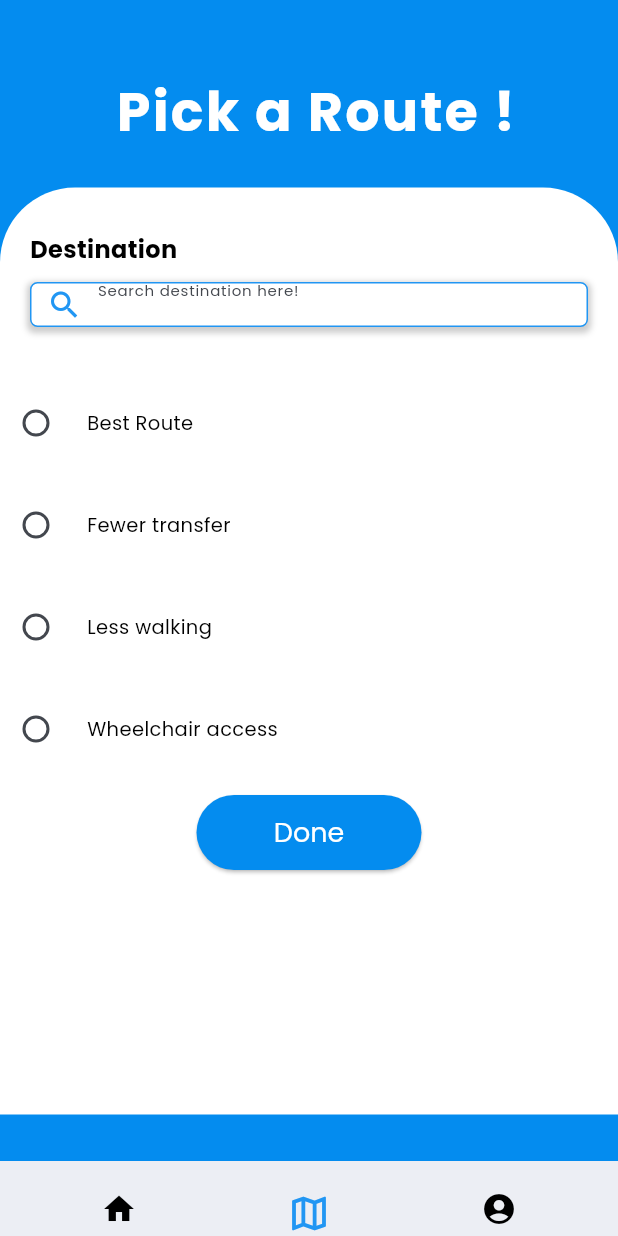
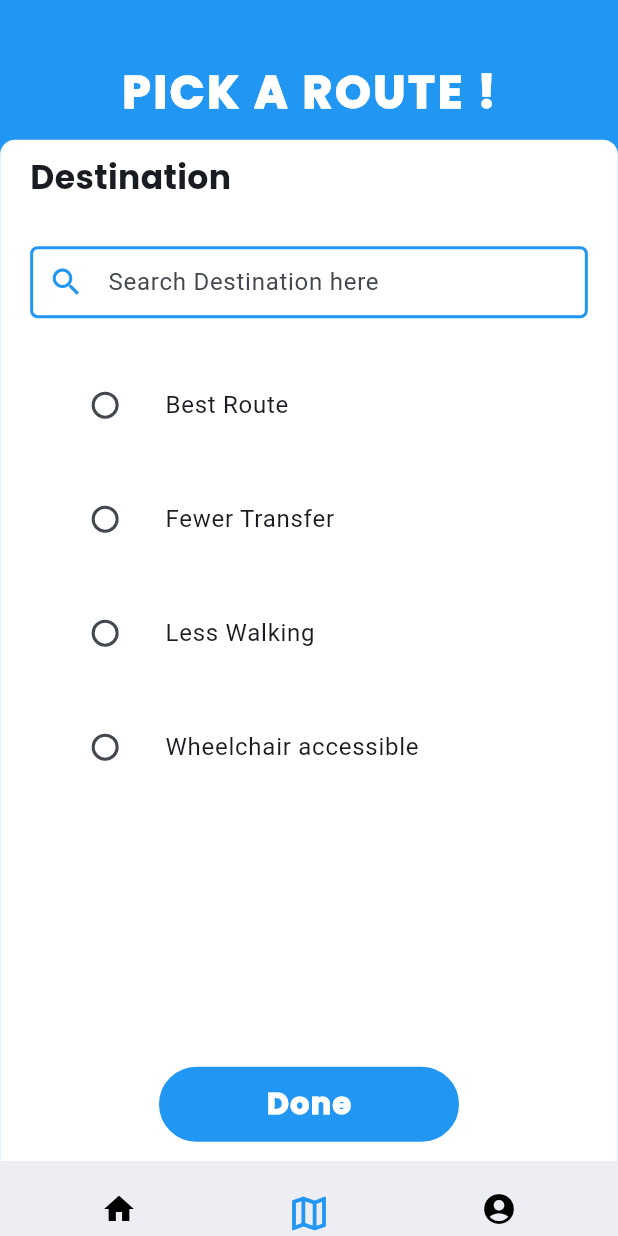
Before and after one commit to pentahead/Transwift, a Flutter app: the MyTrip screen opened by its route, on a phone screen of 412 x 824 dp. Run offline on Flutter 3.47's test engine with Material 3 defaults, Android fonts, the phone set to English and light mode, and no system bars.

Commit message:
Front End My Trip

```diff
--- a/lib/Trip/MyTrip.dart
+++ b/lib/Trip/MyTrip.dart
@@ -1,115 +1,129 @@
 import 'package:flutter/material.dart';
 import 'package:flutter/widgets.dart';
+import 'package:transwift/Trip/assets/radio_button.dart';
 import 'package:transwift/trip/Map.dart';
 import 'package:transwift/assets/NavBar.dart';
 
-class MyTrip extends StatefulWidget {
-  const MyTrip({Key? key}) : super(key: key);
-
-  @override
-  _MyTripState createState() => _MyTripState();
-}
-
-class _MyTripState extends State<MyTrip> {
-  String _searchText = '';
-  int _value = 0;
+class MyTrip extends StatelessWidget {
+  const MyTrip({super.key});
 
   @override
   Widget build(BuildContext context) {
-    final screenHeight = MediaQuery.of(context).size.height;
-
     return Scaffold(
-      body: Container(
-        color: Color.fromRGBO(4, 140, 239, 1),
+      backgroundColor: Colors.blue,
+      body: SingleChildScrollView(
         child: Column(
-          crossAxisAlignment: CrossAxisAlignment.center,
           children: [
-            SizedBox(height: 25),
-            Container(
-              width: 400,
-              height: 100,
+            Padding(
+              padding: const EdgeInsets.only(top: 40, bottom: 10),
               child: Center(
                 child: Text(
-                  " Pick a Route !",
+                  "PICK A ROUTE !",
                   style: TextStyle(
-                    color: Colors.white,
-                    fontFamily: "poppins",
-                    fontWeight: FontWeight.bold,
-                    fontSize: 36,
-                    letterSpacing: 1.5,
-                  ),
+                      fontFamily: "poppins",
+                      fontSize: 30,
+                      fontWeight: FontWeight.w900,
+                      letterSpacing: 2,
+                      color: Colors.white),
                 ),
               ),
             ),
-            Container(
-              width: 430,
-              height: screenHeight * 0.75, // Adjusted height
-              decoration: BoxDecoration(
-                borderRadius: BorderRadius.only(
-                  topLeft: Radius.circular(50),
-                  topRight: Radius.circular(50), // No border on top right
-                  bottomLeft: Radius.circular(0), // No border on bottom left
-                  bottomRight: Radius.circular(0),
-                ),
-                color: Colors.white,
-              ),
-              child: Column(
-                crossAxisAlignment: CrossAxisAlignment.start,
-                children: [
-                  SizedBox(height: 30),
-                  Padding(
-                    padding: const EdgeInsets.symmetric(horizontal: 20),
-                    child: Text(
-                      "Destination",
-                      style: TextStyle(
-                        color: Colors.black,
-                        fontFamily: "poppins",
-                        fontWeight: FontWeight.w700,
-                        fontSize: 16,
+            Padding(
+              padding: const EdgeInsets.all(0.1),
+              child: Container(
+                width: 2772,
+                height: 772,
+                decoration: BoxDecoration(
+                    borderRadius: BorderRadius.only(
+                      topLeft: Radius.circular(10),
+                      topRight: Radius.circular(10),
+                    ),
+                    color: Colors.white),
+                child: Column(
+                  crossAxisAlignment: CrossAxisAlignment.start,
+                  children: [
+                    Padding(
+                      padding:
+                          const EdgeInsets.only(left: 20, top: 10, bottom: 10),
+                      child: Text(
+                        "Destination",
+                        style: TextStyle(
+                          fontFamily: "poppins",
+                          fontSize: 22,
+                          fontWeight: FontWeight.w800,
+                        ),
                       ),
                     ),
-                  ),
-                  Padding(
-                    padding: const EdgeInsets.fromLTRB(20, 10, 20, 0),
-                    child: Container(
-                      height: 30,
-                      decoration: BoxDecoration(
-                        color: Colors.white,
-                        borderRadius: BorderRadius.circular(5),
-                        border: Border.all(color: Colors.blue),
-                        boxShadow: [
-                          BoxShadow(
-                            color: Colors.black.withOpacity(0.2),
-                            spreadRadius: 2,
-                            blurRadius: 3,
-                            offset: Offset(0, 2),
+                    Padding(
+                      padding: const EdgeInsets.all(20),
+                      child: TextField(
+                        decoration: InputDecoration(
+                          hintText: 'Search Destination here',
+                          prefixIcon: Icon(
+                            Icons
+                                .search, // Ganti dengan ikon yang Anda inginkan
+                            color: Colors.blue,
                           ),
-                        ],
+                          contentPadding: EdgeInsets.symmetric(
+                              vertical: 10.0, horizontal: 20.0),
+                          enabledBorder: OutlineInputBorder(
+                            borderSide:
+                                BorderSide(color: Colors.blue, width: 2.0),
+                            borderRadius: BorderRadius.all(Radius.circular(5)),
+                          ),
+                          focusedBorder: OutlineInputBorder(
+                            borderSide:
+                                BorderSide(color: Colors.blue, width: 2.0),
+                            borderRadius:
+                                BorderRadius.all(Radius.circular(32.0)),
+                          ),
+                        ),
                       ),
-                      child: Row(
-                        children: [
-                          Padding(
-                            padding: const EdgeInsets.symmetric(horizontal: 10),
-                            child: Icon(
-                              Icons.search,
-                              color: Colors.blue,
+                    ),
+                    Padding(
+                      padding: EdgeInsets.only(left: 20),
+                      child: RadioButtons(),
+                    ),
+                    SizedBox(
+                      height: 175,
+                    ),
+                    Center(
+                      child: GestureDetector(
+                        onTap: () => Navigator.push(
+                          context,
+                          MaterialPageRoute(builder: (context) => Map()),
+                        ),
+                        child: Container(
+                          height: 50,
+                          width: 200,
+                          decoration: BoxDecoration(
+                            color: Colors.blue, // Set background color to white
+                            borderRadius: BorderRadius.circular(
+                                30.0), // Set rounded corners
+                            border: Border.all(
+                              color: Colors.blue, // Set border color to blue
+                              width: 2.0, // Set border width
                             ),
                           ),
-                          search(),
-                        ],
+                          child: Center(
+                            child: Text(
+                              'Done',
+                              style: TextStyle(
+                                  fontFamily: "Poppins",
+                                  fontWeight: FontWeight.w900,
+                                  fontSize: 20,
+                                  letterSpacing: 1,
+                                  color: Colors.white),
+                            ),
+                          ), // Add your content inside the container
+                          // Add padding around the content
+                        ),
                       ),
                     ),
-                  ),
-                  _buildRadio(),
-                  SizedBox(
-                    height: 20,
-                  ),
-                  Center(
-                    child: done_button(),
-                  ),
-                ],
+                  ],
+                ),
               ),
-            ),
+            )
           ],
         ),
       ),
@@ -118,112 +132,4 @@ class _MyTripState extends State<MyTrip> {
       ),
     );
   }
-
-  Expanded search() {
-    return Expanded(
-      child: TextFormField(
-        style: TextStyle(
-          fontSize: 10,
-          fontFamily: "poppins",
-        ),
-        decoration: InputDecoration(
-          fillColor: Color.fromRGBO(141, 141, 141, 0.443),
-          border: InputBorder.none,
-          hintText: 'Search destination here!',
-          contentPadding: EdgeInsets.symmetric(vertical: 16),
-        ),
-        onChanged: (value) {
-          setState(() {
-            _searchText = value;
-          });
-        },
-      ),
-    );
-  }
-
-  Widget _buildRadio() {
-    return Column(
-      crossAxisAlignment: CrossAxisAlignment.start,
-      children: [
-        SizedBox(
-          height: 40,
-        ),
-        _buildRadioOption(1, "Best Route"),
-        SizedBox(
-          height: 20,
-        ),
-        _buildRadioOption(2, "Fewer transfer"),
-        SizedBox(
-          height: 20,
-        ),
-        _buildRadioOption(3, "Less walking"),
-        SizedBox(
-          height: 20,
-        ),
-        _buildRadioOption(4, "Wheelchair access"),
-      ],
-    );
-  }
-
-  Widget _buildRadioOption(int value, String label) {
-    return Row(
-      children: [
-        Radio(
-          value: value,
-          groupValue: _value,
-          onChanged: (newValue) {
-            setState(() {
-              _value = newValue as int;
-            });
-          },
-        ),
-        SizedBox(width: 10),
-        Text(
-          label,
-          style: TextStyle(
-            color: Colors.black,
-            fontFamily: "poppins",
-            fontWeight: FontWeight.w500,
-            fontSize: 13,
-          ),
-        ),
-      ],
-    );
-  }
 }
-
-class done_button extends StatelessWidget {
-  const done_button({
-    super.key,
-  });
-
-  @override
-  Widget build(BuildContext context) {
-    return ElevatedButton(
-      onPressed: () {
-        Navigator.push(
-          context,
-          MaterialPageRoute(builder: (context) => Map()),
-        );
-      },
-      style: ElevatedButton.styleFrom(
-        backgroundColor: Color.fromRGBO(4, 140, 239, 1),
-        padding: EdgeInsets.symmetric(horizontal: 0, vertical: 10),
-        textStyle: TextStyle(fontSize: 16),
-        minimumSize: Size(150, 50),
-        shape: RoundedRectangleBorder(
-          borderRadius: BorderRadius.circular(50),
-        ),
-      ),
-      child: Text(
-        'Done',
-        style: TextStyle(
-          fontFamily: 'Poppins',
-          fontSize: 18,
-          fontWeight: FontWeight.w500,
-          color: Colors.white,
-        ),
-      ),
-    );
-  }
-}
--- /dev/null
+++ b/lib/Trip/assets/radio_button.dart
@@ -0,0 +1,69 @@
+import 'package:flutter/material.dart';
+
+class RadioButtons extends StatefulWidget {
+  @override
+  _RadioButtonsState createState() => _RadioButtonsState();
+}
+
+class _RadioButtonsState extends State<RadioButtons> {
+  String _selectedOption = '';
+
+  void _handleRadioValueChange(String? value) {
+    setState(() {
+      _selectedOption = value!;
+    });
+  }
+
+  @override
+  Widget build(BuildContext context) {
+    return Column(
+      mainAxisAlignment: MainAxisAlignment.center,
+      children: [
+        Padding(
+          padding: const EdgeInsets.all(10),
+          child: ListTile(
+            title: Text('Best Route'),
+            leading: Radio<String>(
+              value: 'Option 1',
+              groupValue: _selectedOption,
+              onChanged: _handleRadioValueChange,
+            ),
+          ),
+        ),
+        Padding(
+          padding: const EdgeInsets.all(10),
+          child: ListTile(
+            title: Text('Fewer Transfer'),
+            leading: Radio<String>(
+              value: 'Option 2',
+              groupValue: _selectedOption,
+              onChanged: _handleRadioValueChange,
+            ),
+          ),
+        ),
+        Padding(
+          padding: const EdgeInsets.all(10),
+          child: ListTile(
+            title: Text('Less Walking'),
+            leading: Radio<String>(
+              value: 'Option 3',
+              groupValue: _selectedOption,
+              onChanged: _handleRadioValueChange,
+            ),
+          ),
+        ),
+        Padding(
+          padding: const EdgeInsets.all(10),
+          child: ListTile(
+            title: Text('Wheelchair accessible'),
+            leading: Radio<String>(
+              value: 'Option 4',
+              groupValue: _selectedOption,
+              onChanged: _handleRadioValueChange,
+            ),
+          ),
+        ),
+      ],
+    );
+  }
+}
```
